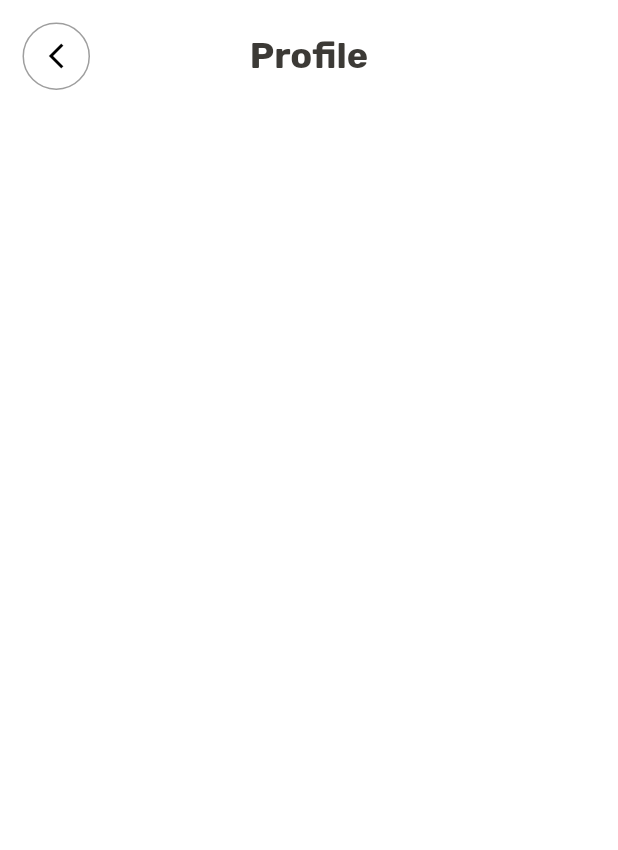
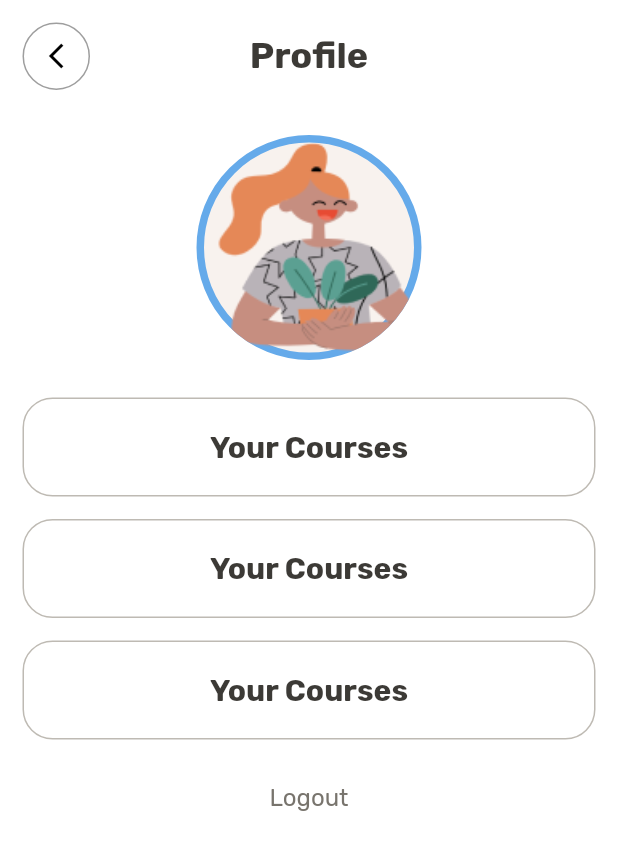
Before and after one commit to abddhe/ed-tech-ui-flutter, a Flutter app: the ProfilePage screen opened directly, on a phone screen of 412 x 824 dp. Shown: the top 850 px of the screen. Run offline on Flutter 3.47's test engine with Material 2 defaults, Android fonts, the phone set to English and light mode, and no system bars; our stand-ins replace animated_splash_screen, font_awesome_flutter, google_fonts, smooth_page_indicator.

Commit message:
Finish profile page

```diff
--- a/lib/pages/profile_page.dart
+++ b/lib/pages/profile_page.dart
@@ -1,4 +1,6 @@
 import 'package:ed_tech/constants.dart';
+import 'package:ed_tech/screens/login_screen.dart';
+import 'package:ed_tech/widgets/appbar.dart';
 import 'package:flutter/material.dart';
 
 class ProfilePage extends StatelessWidget {
@@ -7,47 +9,85 @@ class ProfilePage extends StatelessWidget {
   @override
   Widget build(BuildContext context) {
     return Scaffold(
-      appBar: AppBar(
-        elevation: 0,
-        leadingWidth: 75,
-        toolbarHeight: 75,
-        leading: Padding(
-          padding: const EdgeInsets.all(kDefaultPadding),
-          child: GestureDetector(
-            onTap: (){},
-            child: Container(
-              width: double.infinity,
-              height: double.infinity,
-              alignment: Alignment.center,
-              decoration: BoxDecoration(
-                shape: BoxShape.circle,
-                border: Border.all(
-                  color: Colors.grey,
-                ),
-              ),
-              child: const Icon(
-                Icons.arrow_back_ios_new,
-                color: Colors.black,
-                size: 20.0,
-              ),
-            ),
-          ),
-        ),
-        title: Text("Profile",style: Theme.of(context).textTheme.headlineSmall!.copyWith(
-          color: kDarkColor,
-          fontWeight: FontWeight.bold,
-        ),),
-
-        centerTitle: true,
-      ),
+      appBar:const AppBarWidget( title: "Profile",),
       body: SafeArea(
         child: Padding(
           padding: const EdgeInsets.all(kDefaultPadding),
           child: Column(
-            children: [],
+            crossAxisAlignment: CrossAxisAlignment.center,
+            children: [
+              Container(
+                width: 150,
+                height: 150,
+                clipBehavior: Clip.antiAlias,
+                decoration: BoxDecoration(
+                  color: kLightGreyColor,
+                  shape: BoxShape.circle,
+                  border: Border.all(
+                    color: Theme.of(context).colorScheme.secondary,
+                    width: 5.0,
+                  ),
+                ),
+                child: Image.asset(
+                  'assets/images/defualt-user.png',
+                  fit: BoxFit.cover,
+                ),
+              ),
+              const SizedBox(
+                height: kDefaultPadding + 10,
+              ),
+              ProfilePageContainer(text: "Your Courses", onPressed: () {}),
+              ProfilePageContainer(text: "Saved", onPressed: () {}),
+              ProfilePageContainer(text: "Payment", onPressed: () {}),
+              TextButton(
+                  onPressed: () {
+                    Navigator.of(context)
+                        .pushReplacementNamed(LoginScreen.screenRoute);
+                  },
+                  child: Text(
+                    'Logout',
+                    style: Theme.of(context).textTheme.titleMedium!.copyWith(
+                          color: kDarkGreyColor,
+                        ),
+                  ))
+            ],
           ),
         ),
       ),
     );
   }
 }
+
+class ProfilePageContainer extends StatelessWidget {
+  final String text;
+  final VoidCallback? onPressed;
+
+  const ProfilePageContainer({super.key, required this.text, this.onPressed});
+
+  @override
+  Widget build(BuildContext context) {
+    return GestureDetector(
+      onTap: () {},
+      child: Container(
+        padding: const EdgeInsets.all(20.0),
+        margin: const EdgeInsets.only(bottom: kDefaultPadding),
+        alignment: Alignment.center,
+        width: double.infinity,
+        decoration: BoxDecoration(
+          color: kWhiteColor,
+          border: Border.all(
+            color: kGreyColor,
+          ),
+          borderRadius: BorderRadius.circular(20.0),
+        ),
+        child: Text(
+          "Your Courses",
+          style: Theme.of(context).textTheme.titleLarge!.copyWith(
+                color: kDarkColor,
+                fontWeight: FontWeight.bold,
+              ),
+        ),
+      ),
+    );
+  }
+}
```
